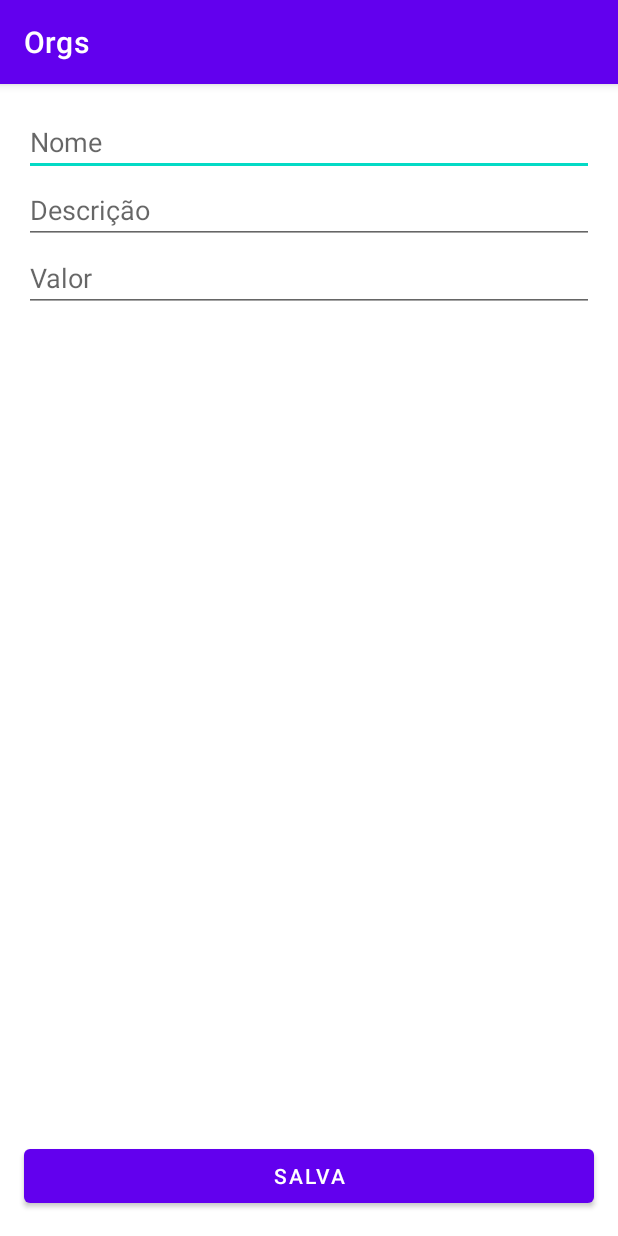
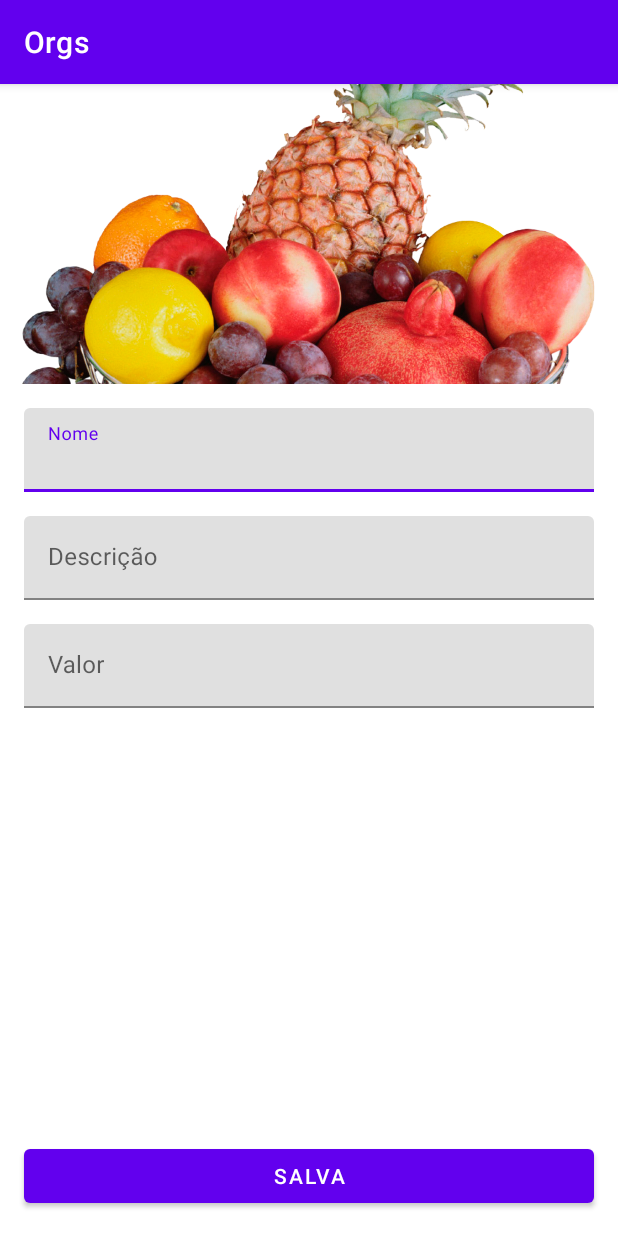
Before and after one commit to AlexParreira/Orgs, an Android app: the screen it shows after launch (FormProdutoActivity), after a tap on an icon or button, on a phone screen of 412 x 824 dp. Run offline under Robolectric (Android 15) with nearby library versions, the phone set to English and light mode, and no system bars; Roboto replaces fonts that are not available here.

Commit message:
Add material designer to text field

```diff
--- a/app/src/main/java/br/com/alex/orgs/ui/recycleView/adapter/ListaProdutoAdapter.kt
+++ b/app/src/main/java/br/com/alex/orgs/ui/recycleView/adapter/ListaProdutoAdapter.kt
@@ -1,14 +1,18 @@
 package br.com.alex.orgs.ui.recycleView.adapter
 
 import android.content.Context
+import android.icu.text.NumberFormat
+import android.os.Build
 import android.view.LayoutInflater
 import android.view.View
 import android.view.ViewGroup
 import android.widget.TextView
+import androidx.annotation.RequiresApi
 import androidx.recyclerview.widget.RecyclerView
 import br.com.alex.orgs.R
 import br.com.alex.orgs.model.Produto
 import br.com.alex.orgs.databinding.ProdutoItemBinding
+import java.util.*
 
 class ListaProdutoAdapter(
     private val context: Context,
@@ -17,14 +21,19 @@ class ListaProdutoAdapter(
 
     private val produtos = produtos.toMutableList()
 
-    class ViewHolder(private val binding: ProdutoItemBinding) : RecyclerView.ViewHolder(binding.root) {
+    class ViewHolder(private val binding: ProdutoItemBinding) :
+        RecyclerView.ViewHolder(binding.root) {
+        @RequiresApi(Build.VERSION_CODES.N)
         fun vincula(produto: Produto) {
-            val nome = itemView.findViewById<TextView>(R.id.produto_item_nome)
+            val nome = binding.produtoItemNome
             nome.text = produto.nome
-            val descricao = itemView.findViewById<TextView>(R.id.produto_item_descricao)
+            val descricao = binding.produtoItemDescricao
             descricao.text =  produto.descricao
-            val valor =  itemView.findViewById<TextView>(R.id.produto_item_valor)
-            valor.text = produto.valor.toPlainString()
+            val valor =  binding.produtoItemValor
+            val formatador: NumberFormat = NumberFormat
+                .getCurrencyInstance(Locale("pt","br"))
+            val valorEmMoeda = formatador.format(produto.valor)
+            valor.text = valorEmMoeda
         }
     }
 
--- a/app/src/main/res/layout/activity_form_produto.xml
+++ b/app/src/main/res/layout/activity_form_produto.xml
@@ -12,37 +12,70 @@ android:layout_width="match_parent"
 android:layout_height="wrap_content"
 tools:context=".ui.activity.FormProdutoActivity">
 
-<EditText
-    android:id="@+id/activity_form_produto_nome"
-    android:layout_width="0sp"
-    android:layout_height="wrap_content"
-    android:hint="Nome"
-    android:inputType="text"
-    android:layout_margin="16dp"
-    app:layout_constraintStart_toStartOf="parent"
-    app:layout_constraintEnd_toEndOf="parent"
-    app:layout_constraintTop_toTopOf="parent" />
 
-<EditText
-    android:id="@+id/activity_form_produto_descricao"
-    android:layout_width="0sp"
-    android:layout_height="wrap_content"
-    android:hint="Descrição"
-    android:inputType="text"
-    app:layout_constraintEnd_toEndOf="@id/activity_form_produto_nome"
-    app:layout_constraintStart_toStartOf="@id/activity_form_produto_nome"
-    app:layout_constraintTop_toBottomOf="@+id/activity_form_produto_nome" />
 
-<EditText
-    android:id="@+id/activity_form_produto_valor"
-    android:layout_width="0sp"
-    android:layout_height="wrap_content"
-    android:hint="Valor"
-    android:inputType="numberDecimal"
-    app:layout_constraintEnd_toEndOf="@id/activity_form_produto_descricao"
-    app:layout_constraintStart_toStartOf="@id/activity_form_produto_descricao"
-    app:layout_constraintTop_toBottomOf="@+id/activity_form_produto_descricao" />
 
+    <ImageView
+        android:id="@+id/activity_form_produto_image"
+        android:layout_width="0dp"
+        android:layout_height="200dp"
+        android:scaleType="centerCrop"
+        app:layout_constraintEnd_toEndOf="parent"
+        app:layout_constraintStart_toStartOf="parent"
+        app:layout_constraintTop_toTopOf="parent"
+        app:srcCompat="@drawable/cesta_de_frutas" />
+    <com.google.android.material.textfield.TextInputLayout
+        android:id="@+id/form_produto_textinputlayout_nome"
+        android:layout_width="0dp"
+        android:layout_height="wrap_content"
+        android:layout_margin="16dp"
+        app:layout_constraintEnd_toEndOf="parent"
+        app:layout_constraintStart_toStartOf="parent"
+        app:layout_constraintTop_toBottomOf="@+id/activity_form_produto_image">
+
+        style="@style/Widget.MaterialComponents.TextInputLayout.OutlinedBox">
+
+        <com.google.android.material.textfield.TextInputEditText
+            android:id="@+id/activity_form_produto_nome"
+            android:layout_width="match_parent"
+            android:layout_height="wrap_content"
+            android:hint="Nome" />
+    </com.google.android.material.textfield.TextInputLayout>
+
+    <com.google.android.material.textfield.TextInputLayout
+        android:id="@+id/form_produto_textinputlayout_descricao"
+        android:layout_width="0dp"
+        android:layout_height="wrap_content"
+        android:layout_margin="16dp"
+        app:layout_constraintEnd_toEndOf="parent"
+        app:layout_constraintStart_toStartOf="parent"
+        app:layout_constraintTop_toBottomOf="@+id/form_produto_textinputlayout_nome">
+
+        style="@style/Widget.MaterialComponents.TextInputLayout.OutlinedBox">
+
+        <com.google.android.material.textfield.TextInputEditText
+            android:id="@+id/activity_form_produto_descricao"
+            android:layout_width="match_parent"
+            android:layout_height="wrap_content"
+            android:hint="Descrição" />
+    </com.google.android.material.textfield.TextInputLayout>
+    <com.google.android.material.textfield.TextInputLayout
+        android:id="@+id/form_produto_textinputlayout_valor"
+        android:layout_width="0dp"
+        android:layout_height="wrap_content"
+        android:layout_margin="16dp"
+        app:layout_constraintEnd_toEndOf="parent"
+        app:layout_constraintStart_toStartOf="parent"
+        app:layout_constraintTop_toBottomOf="@+id/form_produto_textinputlayout_descricao">
+
+        style="@style/Widget.MaterialComponents.TextInputLayout.OutlinedBox">
+
+        <com.google.android.material.textfield.TextInputEditText
+            android:id="@+id/activity_form_produto_valor"
+            android:layout_width="match_parent"
+            android:layout_height="wrap_content"
+            android:hint="Valor" />
+    </com.google.android.material.textfield.TextInputLayout>
     <Button android:id="@+id/activity_form_produto_botao_salvar"
         android:layout_width="0dp"
         android:layout_height="wrap_content"
@@ -52,7 +85,7 @@ tools:context=".ui.activity.FormProdutoActivity">
         app:layout_constraintBottom_toBottomOf="parent"
         app:layout_constraintEnd_toEndOf="parent"
         app:layout_constraintStart_toStartOf="parent"
-        app:layout_constraintTop_toBottomOf="@+id/activity_form_produto_valor" />
+        app:layout_constraintTop_toBottomOf="@+id/form_produto_textinputlayout_valor" />
 
 </androidx.constraintlayout.widget.ConstraintLayout>
 </ScrollView>
--- a/app/src/main/res/layout/produto_item.xml
+++ b/app/src/main/res/layout/produto_item.xml
@@ -1,15 +1,28 @@
 <?xml version="1.0" encoding="utf-8"?>
-<androidx.constraintlayout.widget.ConstraintLayout xmlns:android="http://schemas.android.com/apk/res/android"
+<com.google.android.material.card.MaterialCardView xmlns:android="http://schemas.android.com/apk/res/android"
+
+    xmlns:app="http://schemas.android.com/apk/res-auto"
+    xmlns:tools="http://schemas.android.com/tools"
     android:layout_width="match_parent"
     android:layout_height="wrap_content"
-    xmlns:tools="http://schemas.android.com/tools"
-    xmlns:app="http://schemas.android.com/apk/res-auto">
+    android:layout_margin="8dp"
+    app:cardCornerRadius="8dp"
+    app:cardElevation="8dp"
+
+    >
+
+    <androidx.constraintlayout.widget.ConstraintLayout
+        android:layout_width="match_parent"
+
+        android:layout_height="wrap_content">
+
 
         <TextView
             android:id="@+id/produto_item_nome"
             android:layout_width="0dp"
             android:layout_height="wrap_content"
             android:layout_margin="16dp"
+
             android:layout_marginStart="297dp"
             android:ellipsize="end"
             android:fontFamily="@font/montserrat_bold"
@@ -24,11 +37,11 @@
         <TextView
             android:id="@+id/produto_item_descricao"
             android:layout_width="0dp"
-        android:textSize="14sp"
+            android:layout_height="wrap_content"
             android:ellipsize="end"
             android:fontFamily="@font/montserrat_alternates"
-        android:layout_height="wrap_content"
             android:maxLines="1"
+            android:textSize="14sp"
             app:layout_constraintEnd_toEndOf="@id/produto_item_nome"
             app:layout_constraintStart_toStartOf="@id/produto_item_nome"
             app:layout_constraintTop_toBottomOf="@id/produto_item_nome"
@@ -38,29 +51,31 @@
             android:id="@+id/produto_item_valor"
             android:layout_width="0dp"
             android:layout_height="wrap_content"
+            android:layout_marginTop="8dp"
+            android:layout_marginBottom="16dp"
             android:fontFamily="@font/montserrat_alternates"
+            android:textColor="@android:color/holo_green_dark"
+            android:textSize="18sp"
             android:textStyle="bold"
-        android:textSize="18sp"
-        android:textColor="@android:color/holo_green_dark"
             app:layout_constraintBottom_toBottomOf="parent"
             app:layout_constraintEnd_toEndOf="@id/produto_item_nome"
             app:layout_constraintStart_toStartOf="@id/produto_item_nome"
             app:layout_constraintTop_toBottomOf="@id/produto_item_descricao"
-        android:layout_marginBottom="16dp"
-        android:layout_marginTop="8dp"
-        tools:text="19.99" />
+            tools:text="R$ 19.99" />
 
         <ImageView
             android:id="@+id/imageView"
-        android:layout_width="100dp"
+            android:layout_width="0dp"
+            android:layout_height="0dp"
+            app:layout_constraintWidth_percent="0.3"
             android:scaleType="centerCrop"
-        android:layout_height="0dp"
+            app:layout_constraintBottom_toBottomOf="parent"
+            app:layout_constraintEnd_toStartOf="@id/produto_item_nome"
+            app:layout_constraintStart_toStartOf="parent"
+            app:layout_constraintTop_toTopOf="parent"
+            app:srcCompat="@drawable/cesta_de_frutas"
             tools:layout_editor_absoluteX="0dp"
             tools:layout_editor_absoluteY="0dp"
-        app:layout_constraintStart_toStartOf="parent"
-        app:layout_constraintTop_toTopOf="parent"
-        app:layout_constraintBottom_toBottomOf="parent"
-        app:layout_constraintEnd_toStartOf="@id/produto_item_nome"
-        app:srcCompat = "@drawable/cesta_de_frutas"
             tools:srcCompat="@tools:sample/backgrounds/scenic" />
     </androidx.constraintlayout.widget.ConstraintLayout>
+</com.google.android.material.card.MaterialCardView>
```
Lines whose indentation alone changed are shown as unchanged.
